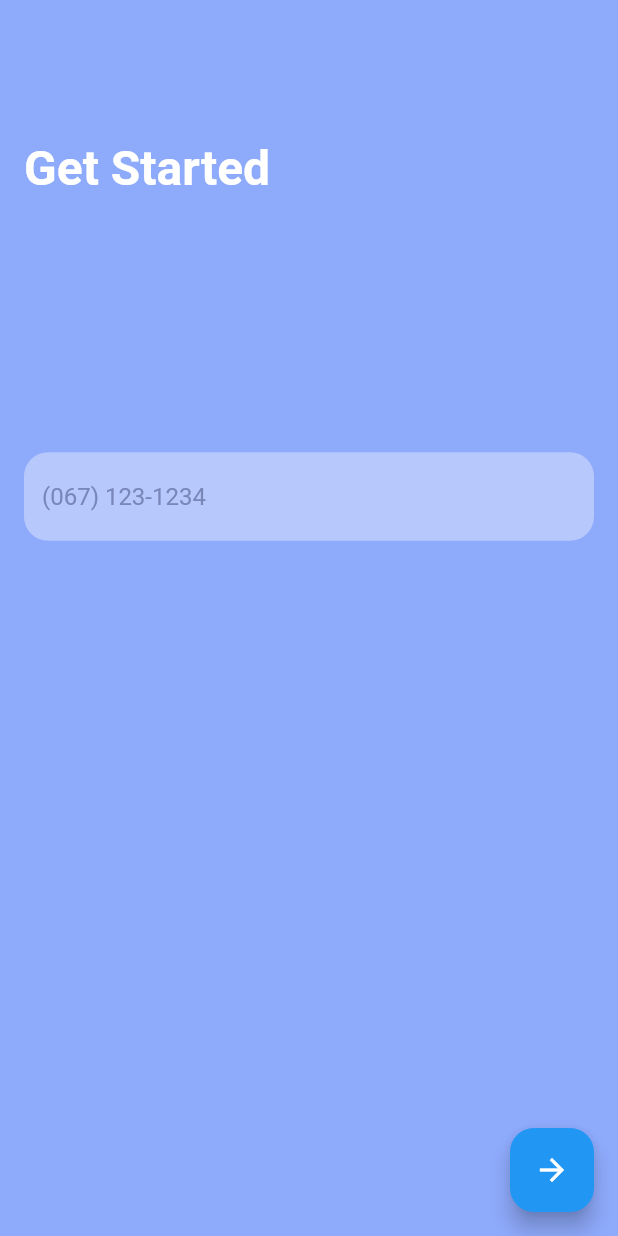
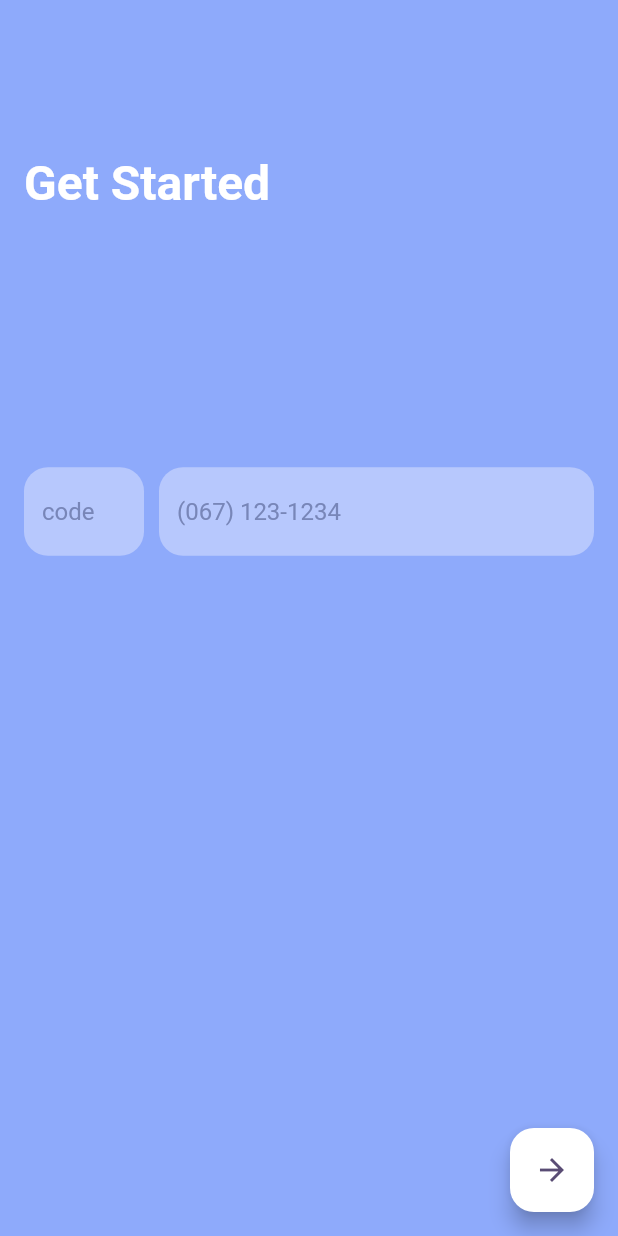
Before and after one commit to ihr1337/country_number_picker, a Flutter app: the screen it shows after launch, on a phone screen of 412 x 824 dp. Run offline on Flutter 3.47's test engine with Material 2 defaults, Android fonts, the phone set to English and light mode, and no system bars.

Commit message:
added phone number formatter

```diff
--- a/lib/main.dart
+++ b/lib/main.dart
@@ -1,4 +1,5 @@
 import 'package:flutter/material.dart';
+import 'package:flutter/services.dart';
 
 void main() {
   runApp(const MyApp());
@@ -16,6 +17,9 @@ class _MyAppState extends State<MyApp> {
   Widget build(BuildContext context) {
     final phoneNumberController = TextEditingController();
 
+    final codeNode = FocusNode();
+    final phoneNode = FocusNode();
+
     return MaterialApp(
         theme: ThemeData(scaffoldBackgroundColor: const Color(0xff8EAAFB)),
         home: Scaffold(
@@ -30,6 +34,9 @@ class _MyAppState extends State<MyApp> {
                   child: Column(
                     mainAxisAlignment: MainAxisAlignment.spaceAround,
                     children: [
+                      const SizedBox(
+                        height: 20,
+                      ),
                       SizedBox(
                         child: Row(
                           children: const [
@@ -48,10 +55,40 @@ class _MyAppState extends State<MyApp> {
                         width: double.maxFinite,
                         child: Row(
                           children: [
+                            SizedBox(
+                              width: 80,
+                              child: TextField(
+                                  focusNode: codeNode,
+                                  onTap: () {},
+                                  decoration: InputDecoration(
+                                      border: OutlineInputBorder(
+                                        borderSide: BorderSide.none,
+                                        borderRadius:
+                                            BorderRadius.circular(16.0),
+                                      ),
+                                      filled: true,
+                                      hintStyle: const TextStyle(
+                                          color: Color(0xff7886B8)),
+                                      hintText: "code",
+                                      fillColor: const Color(0xffF4F5FF)
+                                          .withOpacity(0.4))),
+                            ),
+                            const SizedBox(
+                              width: 10,
+                            ),
                             Flexible(
-                                child: TextField(
+                                child: TextFormField(
+                              validator: (value) => validatePhoneNumber(value!)
+                                  ? null
+                                  : 'Insert your number',
+                              focusNode: phoneNode,
+                              maxLength: 14,
+                              inputFormatters: [
+                                PhoneNumberTextInputFormatter()
+                              ],
                               controller: phoneNumberController,
                               decoration: InputDecoration(
+                                  counterText: '',
                                   border: OutlineInputBorder(
                                     borderSide: BorderSide.none,
                                     borderRadius: BorderRadius.circular(16.0),
@@ -83,8 +120,37 @@ class _MyAppState extends State<MyApp> {
               onPressed: () {},
               shape: RoundedRectangleBorder(
                   borderRadius: BorderRadius.circular(16)),
-              child: const Icon(Icons.arrow_forward)),
+              backgroundColor: const Color(0xffFFFFFF),
+              child: const Icon(
+                Icons.arrow_forward,
+                color: Color(0xff594C74),
+              )),
           floatingActionButtonLocation: FloatingActionButtonLocation.endFloat,
         ));
   }
 }
+
+bool validatePhoneNumber(String input) {
+  final phoneExp = RegExp(r'^\+\d\d\d\d\d\d\d\d\d\d\d\d$');
+  return phoneExp.hasMatch(input);
+}
+
+class PhoneNumberTextInputFormatter extends TextInputFormatter {
+  @override
+  TextEditingValue formatEditUpdate(
+      TextEditingValue oldValue, TextEditingValue newValue) {
+    var text = newValue.text.replaceAll(RegExp(r'[^\d]'), '');
+
+    if (text.length > 3 && text.length < 7) {
+      text = '(${text.substring(0, 3)}) ${text.substring(3)}';
+    } else if (text.length >= 7) {
+      text =
+          '(${text.substring(0, 3)}) ${text.substring(3, 6)}-${text.substring(6)}';
+    }
+
+    return TextEditingValue(
+      text: text,
+      selection: TextSelection.collapsed(offset: text.length),
+    );
+  }
+}
--- a/pubspec.yaml
+++ b/pubspec.yaml
@@ -28,10 +28,9 @@ environment:
 # the latest version available on pub.dev. To see which dependencies have newer
 # versions available, run `flutter pub outdated`.
 dependencies:
-
   flutter:
     sdk: flutter
-
+  modal_bottom_sheet: ^2.1.2
 
 dev_dependencies:
   flutter_lints: ^2.0.0
```
Also changed, not shown: pubspec.lock.
